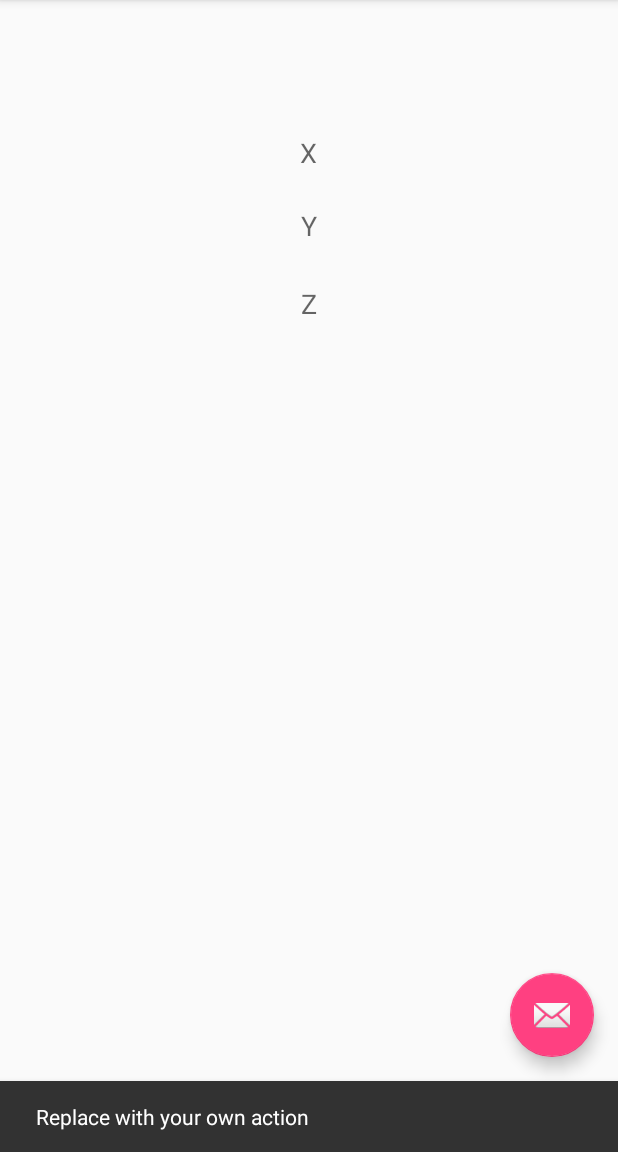
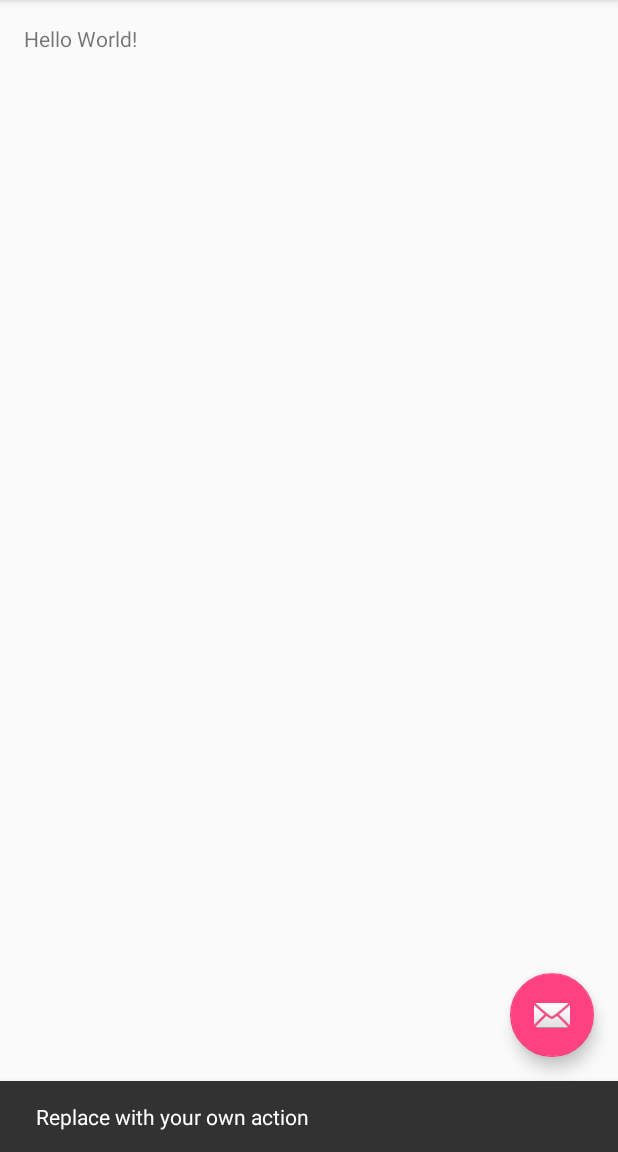
Before and after one commit to nyxxstudios/caelum, an Android app: the screen it shows after launch (MainActivity), after a tap on an icon or button, on a phone screen of 412 x 824 dp, the part 84-1236 px from its top. Run offline under Robolectric (Android 15) with nearby library versions, the phone set to English and light mode, and no system bars.

```diff
--- a/Caelum/app/src/main/java/com/nyxxstudios/caelum/MainActivity.java
+++ b/Caelum/app/src/main/java/com/nyxxstudios/caelum/MainActivity.java
@@ -9,23 +9,7 @@ import android.view.View;
 import android.view.Menu;
 import android.view.MenuItem;
 
-//Sensor classes
-import android.hardware.Sensor;
-import android.hardware.SensorManager;
-import android.hardware.SensorEvent;
-import android.hardware.SensorEventListener;
-
-import android.widget.TextView;
-
-
-
-
-public class MainActivity extends AppCompatActivity implements SensorEventListener {
-
-    private TextView XAccText, yAccText, zAccText;
-    private Sensor accSensor;
-    private SensorManager sm;
-
+public class MainActivity extends AppCompatActivity {
 
     @Override
     protected void onCreate(Bundle savedInstanceState) {
@@ -42,33 +26,6 @@ public class MainActivity extends AppCompatActivity implements SensorEventListen
                         .setAction("Action", null).show();
             }
         });
-
-        //get our Sensor Mananger
-        sm = (SensorManager) getSystemService(SENSOR_SERVICE);
-
-        //Accelerometer Sensor
-        accSensor = sm.getDefaultSensor(Sensor.TYPE_ACCELEROMETER);
-
-        //Register Sensor Listener
-        sm.registerListener(this, accSensor, SensorManager.SENSOR_DELAY_NORMAL);
-
-        //Assign TextView
-        XAccText = (TextView) findViewById(R.id.xAccText);
-        yAccText = (TextView) findViewById(R.id.yAccText);
-        zAccText = (TextView) findViewById(R.id.zAccText);
-
-    }
-
-    @Override
-    public void onAccuracyChanged(Sensor sensor, int accuracy) {
-        // Not in Use
-    }
-
-    @Override
-    public void onSensorChanged(SensorEvent event) {
-        XAccText.setText("X: " + event.values[0]);
-        yAccText.setText("Y: " + event.values[1]);
-        zAccText.setText("Z: " + event.values[2]);
     }
 
     @Override
@@ -92,5 +49,4 @@ public class MainActivity extends AppCompatActivity implements SensorEventListen
 
         return super.onOptionsItemSelected(item);
     }
-
 }
--- a/Caelum/app/src/main/res/layout/content_main.xml
+++ b/Caelum/app/src/main/res/layout/content_main.xml
@@ -15,30 +15,5 @@
     <TextView
         android:layout_width="wrap_content"
         android:layout_height="wrap_content"
-        android:textAppearance="?android:attr/textAppearanceMedium"
-        android:text="X"
-        android:id="@+id/xAccText"
-        android:layout_alignParentTop="true"
-        android:layout_centerHorizontal="true"
-        android:layout_marginTop="73dp" />
-
-    <TextView
-        android:layout_width="wrap_content"
-        android:layout_height="wrap_content"
-        android:textAppearance="?android:attr/textAppearanceMedium"
-        android:text="Y"
-        android:id="@+id/yAccText"
-        android:layout_below="@+id/xAccText"
-        android:layout_centerHorizontal="true"
-        android:layout_marginTop="24dp" />
-
-    <TextView
-        android:layout_width="wrap_content"
-        android:layout_height="wrap_content"
-        android:textAppearance="?android:attr/textAppearanceMedium"
-        android:text="Z"
-        android:id="@+id/zAccText"
-        android:layout_below="@+id/yAccText"
-        android:layout_centerHorizontal="true"
-        android:layout_marginTop="27dp" />
+        android:text="Hello World!" />
 </RelativeLayout>
```
